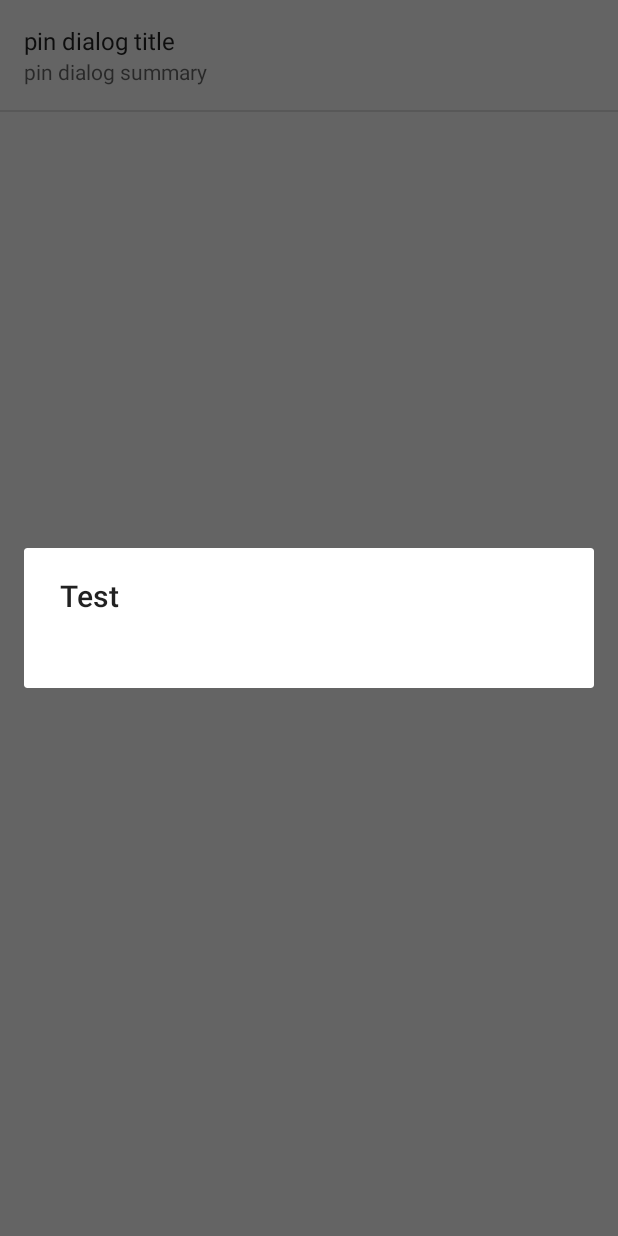
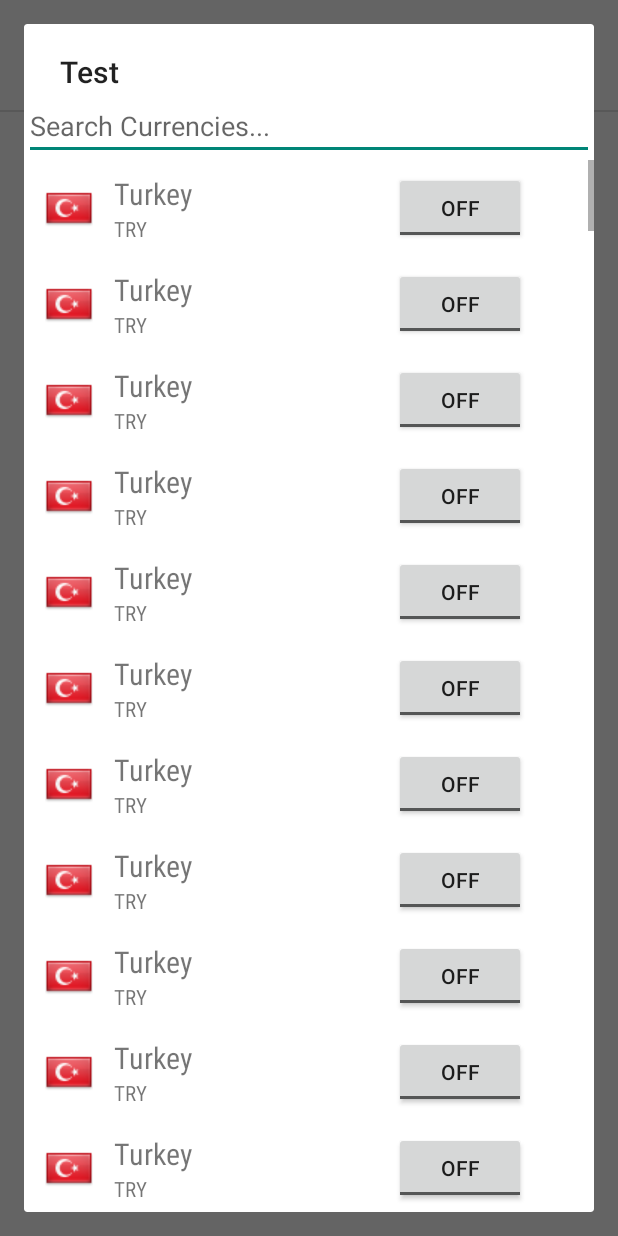
Before and after one commit to bayboraoren/Excurrency, an Android app: the SettingsActivity screen opened directly, with no data from a screen before it, after a tap on "pin dialog title", on a phone screen of 412 x 824 dp. Run offline under Robolectric (Android 15) with nearby library versions, the phone set to English and light mode, and no system bars.

Commit message:
add settings

```diff
--- a/app/src/main/AndroidManifest.xml
+++ b/app/src/main/AndroidManifest.xml
@@ -28,7 +28,7 @@
 
         <provider
             android:authorities="com.excurrency.app"
-            android:name=".data.CurrencyProvider"
+            android:name=".data.CurrencyPropertyProvider"
             android:exported="false"
             android:syncable="true"/>
 
--- a/app/src/main/java/com/excurrency/app/MainActivity.java
+++ b/app/src/main/java/com/excurrency/app/MainActivity.java
@@ -18,6 +18,8 @@ public class MainActivity extends ActionBarActivity {
         if(savedInstanceState==null){
             getSupportFragmentManager().beginTransaction().add(R.id.container,new MainActivityFragment()).commit();
         }
+
+
     }
 
 
--- a/app/src/main/java/com/excurrency/app/data/CurrencyDBHelper.java
+++ b/app/src/main/java/com/excurrency/app/data/CurrencyDBHelper.java
@@ -58,7 +58,12 @@ public class CurrencyDBHelper extends SQLiteOpenHelper {
 
         db.execSQL(SQL_CREATE_CURRENCY_PROPERTY_TABLE);
         db.execSQL(SQL_CREATE_CURRENCY_DATA_TABLE);
+        addCurrencyProperties(db);
 
+    }
+
+
+    private void addCurrencyProperties(SQLiteDatabase db){
     }
 
     @Override
--- a/app/src/main/java/com/excurrency/app/data/CurrencyProvider.java
+++ b/app/src/main/java/com/excurrency/app/data/CurrencyPropertyProvider.java
@@ -8,7 +8,7 @@ import android.net.Uri;
 /**
  * Created by bora on 23.06.2015.
  */
-public class CurrencyProvider extends ContentProvider{
+public class CurrencyPropertyProvider extends ContentProvider{
 
     private CurrencyDBHelper mCurrencyDbHelper;
 
--- /dev/null
+++ b/app/src/main/java/com/excurrency/app/setting/SettingsCurrencySelectAdapter.java
@@ -0,0 +1,100 @@
+package com.excurrency.app.setting;
+
+import android.content.Context;
+import android.view.LayoutInflater;
+import android.view.View;
+import android.view.ViewGroup;
+import android.widget.ArrayAdapter;
+import android.widget.Filter;
+import android.widget.Filterable;
+import android.widget.ImageView;
+import android.widget.TextView;
+
+import com.excurrency.app.R;
+
+import java.util.ArrayList;
+
+/**
+ * Created by bora on 01.07.2015.
+ */
+public class SettingsCurrencySelectAdapter extends ArrayAdapter<SettingsCurrencySelectModel> implements Filterable{
+
+    // declaring our ArrayList of items
+    public ArrayList<SettingsCurrencySelectModel> settingsCurrencySelectModelArrayList;
+
+
+
+    public SettingsCurrencySelectAdapter(Context context, ArrayList<SettingsCurrencySelectModel> settingsCurrencySelectModels) {
+        super(context, 0, settingsCurrencySelectModels);
+        this.settingsCurrencySelectModelArrayList = settingsCurrencySelectModels;
+    }
+
+    @Override
+    public View getView(int position, View convertView, ViewGroup parent) {
+
+        SettingsCurrencySelectModel settingsCurrencySelectModel =  getItem(position);
+
+        if (convertView == null) {
+            convertView = LayoutInflater.from(getContext()).inflate(R.layout.settings_currency_select_list_item, parent, false);
+        }
+
+        ImageView currencyFlagImage =  (ImageView)convertView.findViewById(R.id.currency_flag_image);
+        currencyFlagImage.setImageResource(settingsCurrencySelectModel.currencyFlagImage);
+
+        TextView currencyCountryName = (TextView)convertView.findViewById(R.id.currency_country_name);
+        currencyCountryName.setText(settingsCurrencySelectModel.currencyCountryName);
+
+        TextView currencySymbolName = (TextView)convertView.findViewById(R.id.currency_symbol_name);
+        currencySymbolName.setText(settingsCurrencySelectModel.currencySymbolName);
+
+
+
+        return convertView;
+    }
+
+
+    @Override
+    public Filter getFilter() {
+
+        Filter myFilter = new Filter() {
+            @Override
+            protected FilterResults performFiltering(CharSequence constraint) {
+                FilterResults filterResults = new FilterResults();
+                ArrayList<SettingsCurrencySelectModel> tempList=new ArrayList<SettingsCurrencySelectModel>();
+                //constraint is the result from text you want to filter against.
+                //objects is your data set you will filter from
+                if(constraint != null && settingsCurrencySelectModelArrayList !=null) {
+                    int length= settingsCurrencySelectModelArrayList.size();
+                    int i=0;
+                    while(i<length){
+                        SettingsCurrencySelectModel item= settingsCurrencySelectModelArrayList.get(i);
+                        //do whatever you wanna do here
+                        //adding result set output array
+
+                        tempList.add(item);
+
+                        i++;
+                    }
+                    //following two lines is very important
+                    //as publish result can only take FilterResults objects
+                    filterResults.values = tempList;
+                    filterResults.count = tempList.size();
+                }
+                return filterResults;
+            }
+
+            @SuppressWarnings("unchecked")
+            @Override
+            protected void publishResults(CharSequence contraint, FilterResults results) {
+                settingsCurrencySelectModelArrayList = (ArrayList<SettingsCurrencySelectModel>) results.values;
+                if (results.count > 0) {
+                    notifyDataSetChanged();
+                } else {
+                    notifyDataSetInvalidated();
+                }
+            }
+        };
+
+        return myFilter;
+    }
+}
--- a/app/src/main/java/com/excurrency/app/setting/SettingsCurrencySelectDialog.java
+++ b/app/src/main/java/com/excurrency/app/setting/SettingsCurrencySelectDialog.java
@@ -3,10 +3,17 @@ package com.excurrency.app.setting;
 import android.app.AlertDialog;
 import android.content.Context;
 import android.preference.DialogPreference;
+import android.text.Editable;
+import android.text.TextWatcher;
 import android.util.AttributeSet;
 import android.view.View;
+import android.view.ViewGroup;
+import android.widget.EditText;
+import android.widget.ListView;
 
 import com.excurrency.app.R;
+
+import java.util.ArrayList;
 
 /**
  * Created by bora on 30.06.2015.
@@ -22,6 +29,12 @@ public class SettingsCurrencySelectDialog extends DialogPreference{
 
 
     @Override
+    protected View onCreateView(ViewGroup parent) {
+        return super.onCreateView(parent);
+
+    }
+
+    @Override
     protected void onPrepareDialogBuilder(AlertDialog.Builder builder) {
         builder.setTitle("Test");
         builder.setPositiveButton(null, null);
@@ -31,6 +44,42 @@ public class SettingsCurrencySelectDialog extends DialogPreference{
 
     @Override
     public void onBindDialogView(View view){
+
+        ListView list  = (ListView)view.findViewById(R.id.settings_currency_select_list);
+        ArrayList<SettingsCurrencySelectModel> arrList = new ArrayList<SettingsCurrencySelectModel>();
+
+        for(int i=0;i<163;i++) {
+            SettingsCurrencySelectModel settingsCurrencySelectModel = new SettingsCurrencySelectModel(R.drawable.turkey, "Turkey", "TRY", 23.473F+i);
+            arrList.add(settingsCurrencySelectModel);
+        }
+
+        final SettingsCurrencySelectAdapter arrAdapter = new SettingsCurrencySelectAdapter(getContext(),arrList);
+
+        EditText inputSearch = (EditText)view.findViewById(R.id.inputSearch);
+
+        inputSearch.addTextChangedListener(new TextWatcher() {
+
+            @Override
+            public void onTextChanged(CharSequence cs, int arg1, int arg2, int arg3) {
+                // When user changed the Text
+                arrAdapter.getFilter().filter(cs);
+            }
+
+            @Override
+            public void beforeTextChanged(CharSequence arg0, int arg1, int arg2,
+                                          int arg3) {
+                // TODO Auto-generated method stub
+
+            }
+
+            @Override
+            public void afterTextChanged(Editable arg0) {
+                // TODO Auto-generated method stub
+            }
+        });
+
+        list.setAdapter(arrAdapter);
+
         super.onBindDialogView(view);
     }
 
--- /dev/null
+++ b/app/src/main/java/com/excurrency/app/setting/SettingsCurrencySelectModel.java
@@ -0,0 +1,27 @@
+package com.excurrency.app.setting;
+
+import android.graphics.drawable.Drawable;
+
+/**
+ * Created by bora on 01.07.2015.
+ */
+public class SettingsCurrencySelectModel {
+
+
+    public int currencyFlagImage;
+    public String currencyCountryName;
+    public String currencySymbolName;
+    public Float currencyRate;
+
+    public SettingsCurrencySelectModel(int currencyFlagImage,
+                                       String currencyCountryName,
+                                       String currencySymbolName,
+                                       Float currencyRate) {
+
+        this.currencyCountryName = currencyCountryName;
+        this.currencyFlagImage = currencyFlagImage;
+        this.currencySymbolName = currencySymbolName;
+        this.currencyRate = currencyRate;
+    }
+
+}
--- a/app/src/main/res/layout/list_item_currency.xml
+++ b/app/src/main/res/layout/list_item_currency.xml
@@ -5,7 +5,6 @@
     android:layout_width="match_parent"
     android:layout_height="wrap_content"
     android:gravity="center_vertical"
-    android:minHeight="?android:attr/listPreferredItemHeight"
     android:orientation="horizontal">
 
     <FrameLayout
--- a/app/src/main/res/layout/settings_currency_select_dialog.xml
+++ b/app/src/main/res/layout/settings_currency_select_dialog.xml
@@ -4,10 +4,17 @@
     android:layout_height="fill_parent"
     android:orientation="vertical" >
 
+    <!-- Editext for Search -->
+    <EditText android:id="@+id/inputSearch"
+        android:layout_width="fill_parent"
+        android:layout_height="wrap_content"
+        android:hint="Search Currencies..."
+        android:inputType="textVisiblePassword"/>
+
    <ListView
        android:id="@+id/settings_currency_select_list"
-       android:layout_width="wrap_content"
-       android:layout_height="wrap_content"/>
+       android:layout_width="fill_parent"
+       android:layout_height="fill_parent"/>
 
     <!--
      <TextView
```
Also changed, not shown: app/src/main/res/layout/settings_currency_select_list_item.xml (+6 -16 lines).
